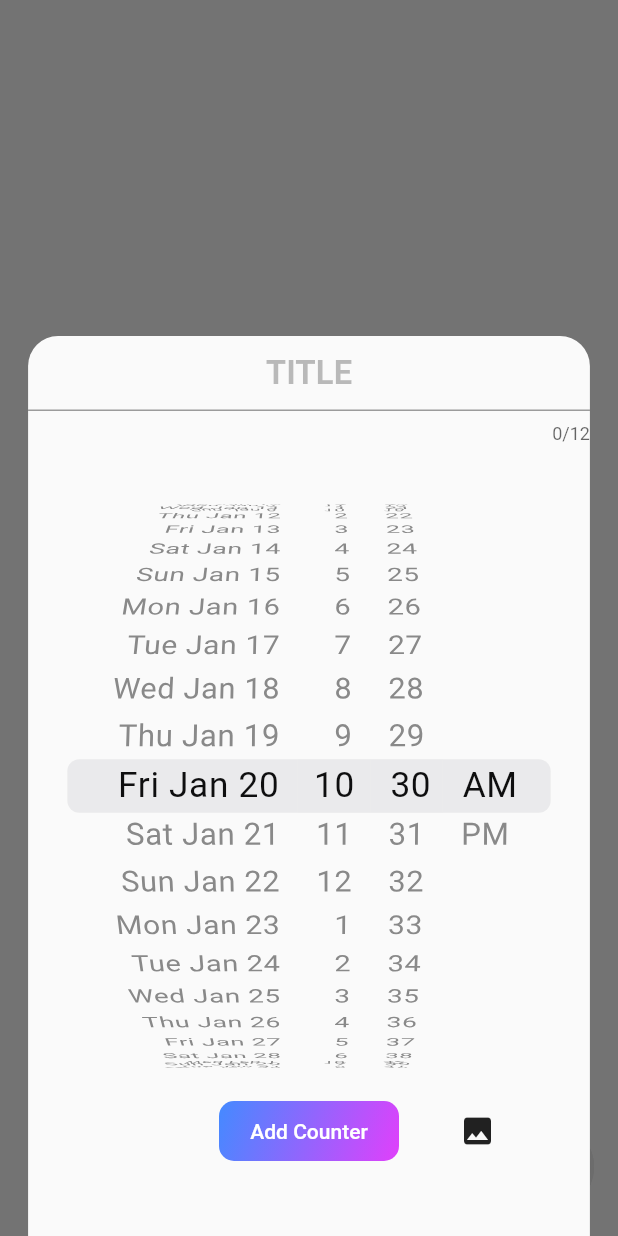
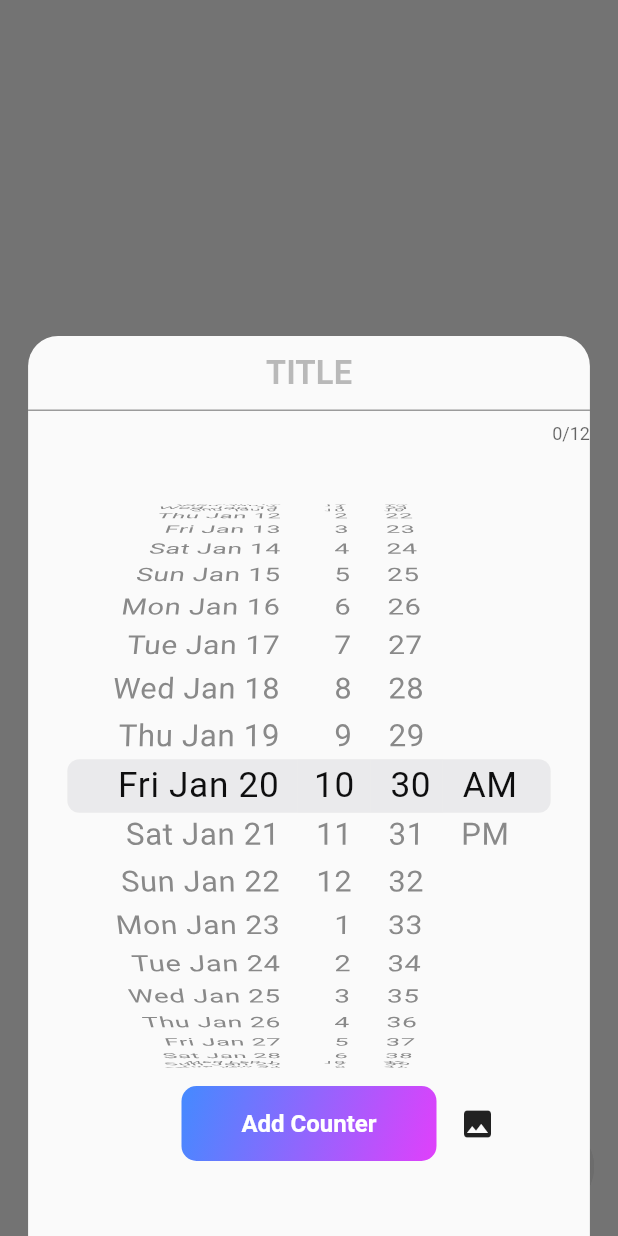
Before and after one commit to kutay-dev/till, a Flutter app: the screen it shows after launch, after a tap on the "add" icon, on a phone screen of 412 x 824 dp. Run offline on Flutter 3.47's test engine with Material 2 defaults, Android fonts, the phone set to English and light mode, and no system bars; our stand-ins replace get_storage, image_picker, percent_indicator.

Commit message:
fix add counter and pick image buttons

```diff
--- a/lib/main.dart
+++ b/lib/main.dart
@@ -200,8 +200,8 @@ class _MainState extends State<Main> {
                             padding: const EdgeInsets.only(bottom: 50),
                             alignment: Alignment.bottomCenter,
                             child: Container(
-                              width: 120,
-                              height: 40,
+                              width: 170,
+                              height: 50,
                               decoration: BoxDecoration(
                                 gradient: const LinearGradient(
                                   begin: Alignment.topLeft,
@@ -234,7 +234,12 @@ class _MainState extends State<Main> {
                                   backgroundColor: Colors.transparent,
                                   shadowColor: Colors.transparent,
                                 ),
-                                child: const Text("Add Counter"),
+                                child: const Text(
+                                  "Add Counter",
+                                  style: TextStyle(
+                                      fontSize: 16,
+                                      fontWeight: FontWeight.bold),
+                                ),
                               ),
                             ),
                           ),
@@ -254,7 +259,7 @@ class _MainState extends State<Main> {
                             controller: titleController,
                           ),
                           Positioned(
-                            bottom: 45,
+                            bottom: 50,
                             right: 50,
                             child: SizedBox(
                               width: 50,
```
